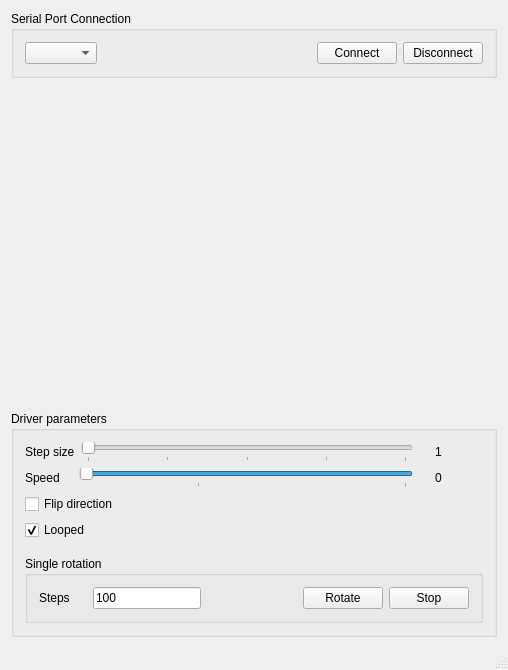
Before: the Qt Designer form desktop_application/mainwindow.ui in marcin-waszak/stepper_motor_driver, drawn with Qt 5.
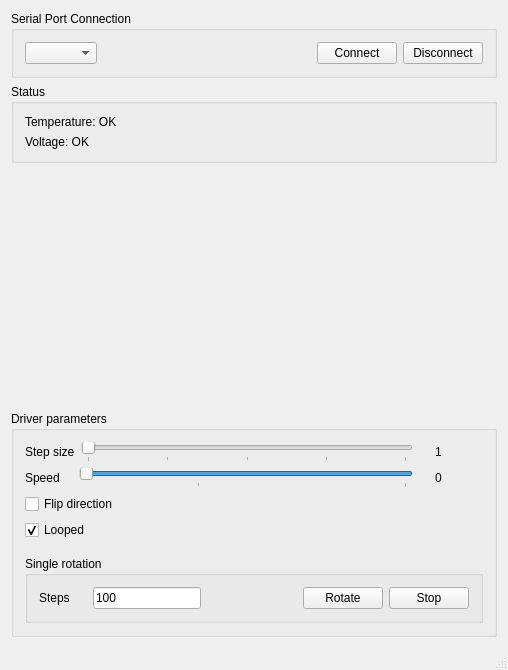
After: the same form once the commit is applied.

The edit to the form file:
```diff
--- a/desktop_application/mainwindow.ui
+++ b/desktop_application/mainwindow.ui
@@ -64,6 +64,29 @@
       </layout>
      </widget>
     </item>
+    <item>
+     <widget class="QGroupBox" name="groupBox_2">
+      <property name="title">
+       <string>Status</string>
+      </property>
+      <layout class="QGridLayout" name="gridLayout_3">
+       <item row="0" column="0">
+        <widget class="QLabel" name="temperatureLabel">
+         <property name="text">
+          <string>Temperature: OK</string>
+         </property>
+        </widget>
+       </item>
+       <item row="1" column="0">
+        <widget class="QLabel" name="voltageLabel">
+         <property name="text">
+          <string>Voltage: OK</string>
+         </property>
+        </widget>
+       </item>
+      </layout>
+     </widget>
+    </item>
     <item>
      <spacer name="verticalSpacer_2">
       <property name="orientation">
```
